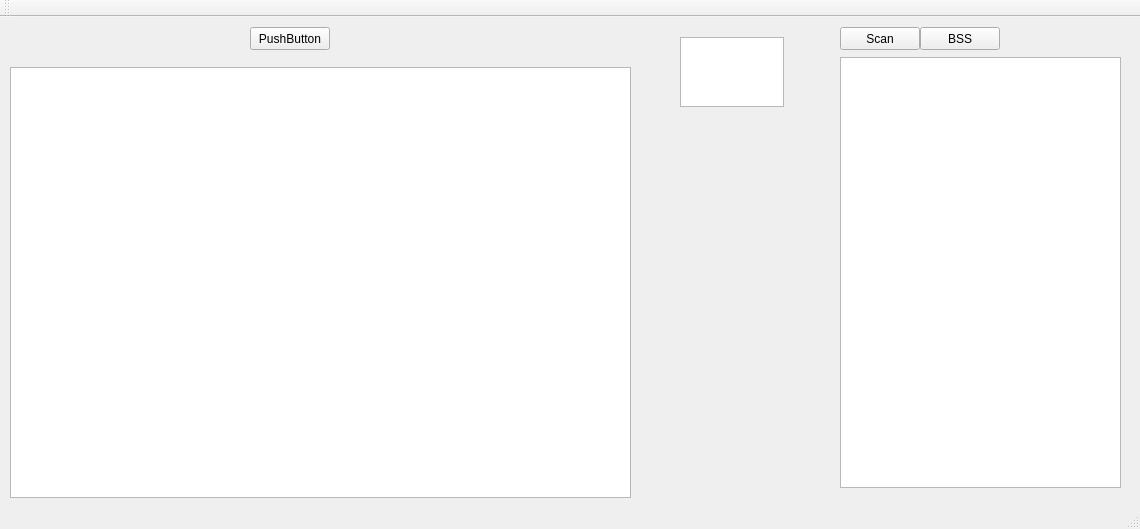
Before: the Qt Designer form mainwindow.ui in AndreyShamis/wipp, drawn with Qt 5.
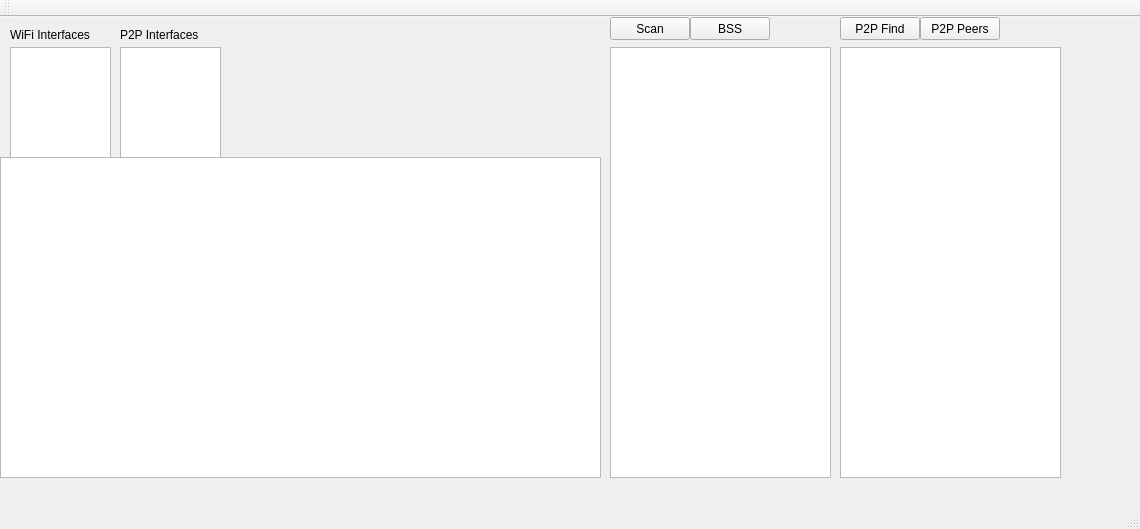
After: the same form once the commit is applied.

Diff of the .ui file:
```diff
--- a/mainwindow.ui
+++ b/mainwindow.ui
@@ -14,45 +14,22 @@
    <string>MainWindow</string>
   </property>
   <widget class="QWidget" name="centralWidget">
-   <widget class="QPushButton" name="pushButton">
-    <property name="geometry">
-     <rect>
-      <x>250</x>
-      <y>10</y>
-      <width>80</width>
-      <height>23</height>
-     </rect>
-    </property>
-    <property name="text">
-     <string>PushButton</string>
-    </property>
-   </widget>
    <widget class="QTextEdit" name="txtLog">
     <property name="geometry">
      <rect>
-      <x>10</x>
-      <y>50</y>
-      <width>621</width>
-      <height>431</height>
-     </rect>
-    </property>
-   </widget>
-   <widget class="QTextEdit" name="textEdit">
-    <property name="geometry">
-     <rect>
-      <x>680</x>
-      <y>20</y>
-      <width>104</width>
-      <height>70</height>
+      <x>0</x>
+      <y>140</y>
+      <width>601</width>
+      <height>321</height>
      </rect>
     </property>
    </widget>
    <widget class="QListView" name="lstAP">
     <property name="geometry">
      <rect>
-      <x>840</x>
-      <y>40</y>
-      <width>281</width>
+      <x>610</x>
+      <y>30</y>
+      <width>221</width>
       <height>431</height>
      </rect>
     </property>
@@ -60,8 +37,8 @@
    <widget class="QPushButton" name="btnGetBSS">
     <property name="geometry">
      <rect>
-      <x>920</x>
-      <y>10</y>
+      <x>690</x>
+      <y>0</y>
       <width>80</width>
       <height>23</height>
      </rect>
@@ -73,8 +50,8 @@
    <widget class="QPushButton" name="btnScanBSS">
     <property name="geometry">
      <rect>
-      <x>840</x>
-      <y>10</y>
+      <x>610</x>
+      <y>0</y>
       <width>80</width>
       <height>23</height>
      </rect>
@@ -83,6 +60,88 @@
      <string>Scan</string>
     </property>
    </widget>
+   <widget class="QListView" name="lstP2PPeers">
+    <property name="geometry">
+     <rect>
+      <x>840</x>
+      <y>30</y>
+      <width>221</width>
+      <height>431</height>
+     </rect>
+    </property>
+   </widget>
+   <widget class="QPushButton" name="btnP2pFind">
+    <property name="geometry">
+     <rect>
+      <x>840</x>
+      <y>0</y>
+      <width>80</width>
+      <height>23</height>
+     </rect>
+    </property>
+    <property name="text">
+     <string>P2P Find</string>
+    </property>
+   </widget>
+   <widget class="QPushButton" name="btnP2pPeers">
+    <property name="geometry">
+     <rect>
+      <x>920</x>
+      <y>0</y>
+      <width>80</width>
+      <height>23</height>
+     </rect>
+    </property>
+    <property name="text">
+     <string>P2P Peers</string>
+    </property>
+   </widget>
+   <widget class="QLabel" name="label">
+    <property name="geometry">
+     <rect>
+      <x>10</x>
+      <y>10</y>
+      <width>101</width>
+      <height>16</height>
+     </rect>
+    </property>
+    <property name="text">
+     <string>WiFi Interfaces</string>
+    </property>
+   </widget>
+   <widget class="QLabel" name="label_2">
+    <property name="geometry">
+     <rect>
+      <x>120</x>
+      <y>10</y>
+      <width>101</width>
+      <height>16</height>
+     </rect>
+    </property>
+    <property name="text">
+     <string>P2P Interfaces</string>
+    </property>
+   </widget>
+   <widget class="QListWidget" name="lstWiFiInterfaces">
+    <property name="geometry">
+     <rect>
+      <x>10</x>
+      <y>30</y>
+      <width>101</width>
+      <height>111</height>
+     </rect>
+    </property>
+   </widget>
+   <widget class="QListWidget" name="lstP2PInterfaces">
+    <property name="geometry">
+     <rect>
+      <x>120</x>
+      <y>30</y>
+      <width>101</width>
+      <height>111</height>
+     </rect>
+    </property>
+   </widget>
   </widget>
   <widget class="QMenuBar" name="menuBar">
    <property name="geometry">
```
